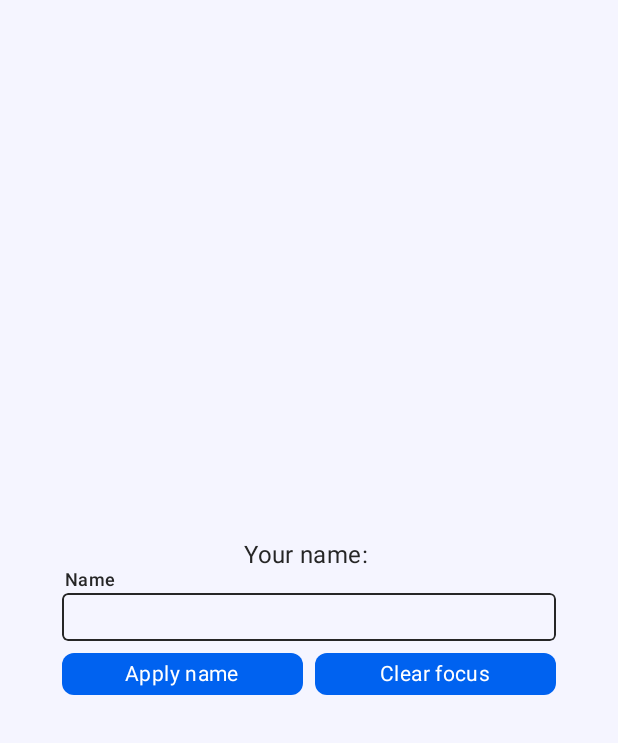
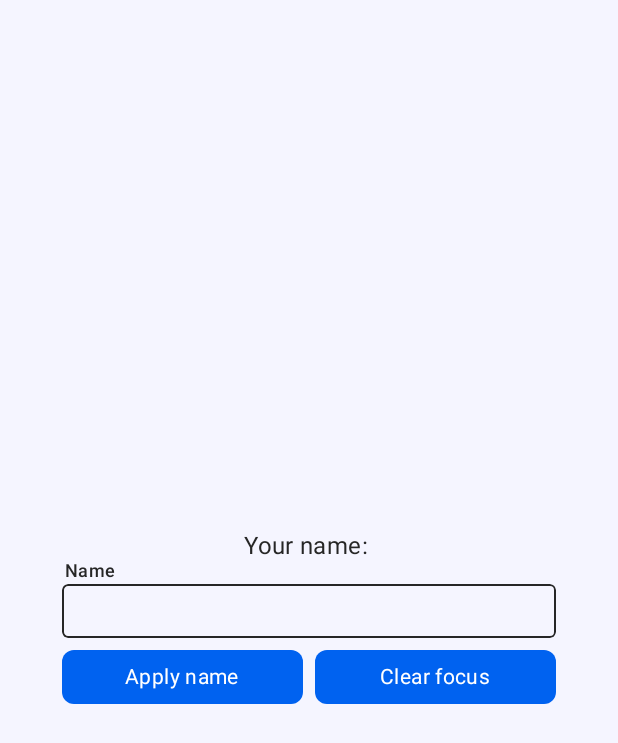
Before and after one commit to sal1r/MyUI, an Android app built with Jetpack Compose: the screen it shows after launch (MainActivity), on a phone screen of 412 x 824 dp. Shown: the top 743 px of the screen. Run offline under Robolectric (Android 15) with nearby library versions, the phone set to English and light mode, and no system bars.

Commit message:
feat: увеличены внутренние отступы элементов

```diff
--- a/myui/src/main/kotlin/com/salir/myui/components/Button.kt
+++ b/myui/src/main/kotlin/com/salir/myui/components/Button.kt
@@ -1,9 +1,11 @@
 package com.salir.myui.components
 
 import androidx.compose.foundation.Indication
+import androidx.compose.foundation.LocalIndication
 import androidx.compose.foundation.background
 import androidx.compose.foundation.clickable
 import androidx.compose.foundation.indication
+import androidx.compose.foundation.interaction.MutableInteractionSource
 import androidx.compose.foundation.layout.Arrangement
 import androidx.compose.foundation.layout.Box
 import androidx.compose.foundation.layout.Row
@@ -11,6 +13,7 @@ import androidx.compose.foundation.layout.RowScope
 import androidx.compose.foundation.layout.padding
 import androidx.compose.runtime.Composable
 import androidx.compose.runtime.CompositionLocalProvider
+import androidx.compose.runtime.remember
 import androidx.compose.ui.Alignment
 import androidx.compose.ui.Modifier
 import androidx.compose.ui.draw.clip
@@ -25,6 +28,7 @@ import com.salir.myui.theme.typo.LocalTextStyle
 fun Button(
     onClick: () -> Unit,
     modifier: Modifier = Modifier,
+    interactionSource: MutableInteractionSource = remember { MutableInteractionSource() },
     content: @Composable RowScope.() -> Unit
 ) {
     Row(
@@ -33,7 +37,7 @@ fun Button(
             .background(Theme.colors.primary)
             // TODO: add indication
             .clickable(onClick = onClick)
-            .padding(horizontal = 10.dp, vertical = 6.dp),
+            .padding(horizontal = 16.dp, vertical = 10.dp),
         verticalAlignment = Alignment.CenterVertically,
         horizontalArrangement = Arrangement.Center
     ) {
--- a/myui/src/main/kotlin/com/salir/myui/components/TextField.kt
+++ b/myui/src/main/kotlin/com/salir/myui/components/TextField.kt
@@ -87,7 +87,7 @@ fun TextField(
                             color = color,
                             shape = Theme.shapes.small
                         )
-                        .padding(8.dp)
+                        .padding(horizontal = 8.dp, vertical = 10.dp)
                 ) {
                     innerTextField()
                 }
```
